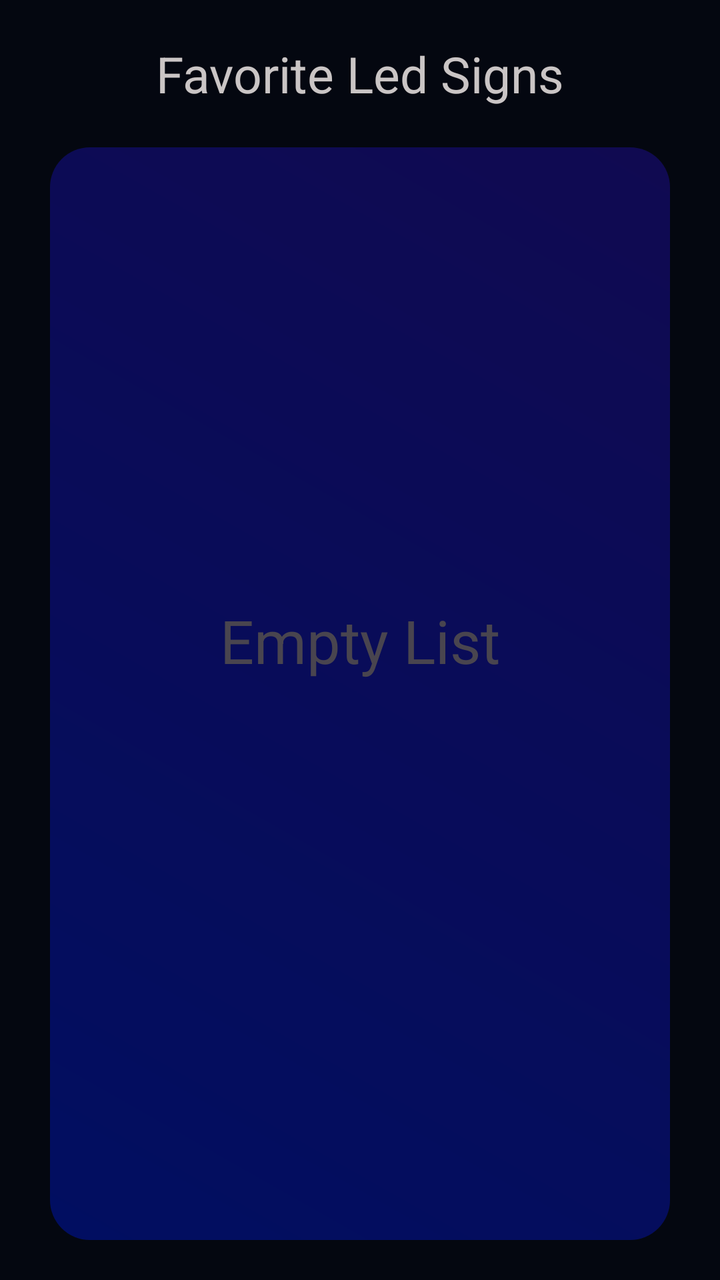
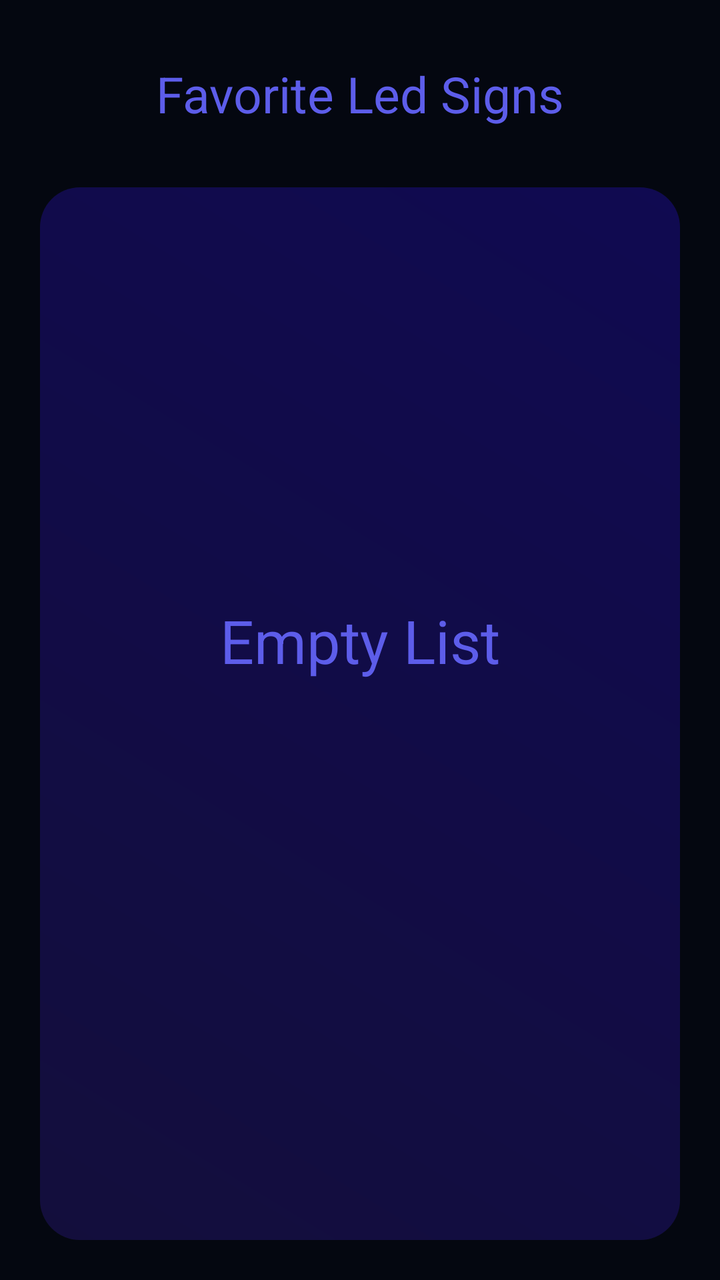

The first picture is an Android layout as it rendered before a commit; the second is the same layout after the commit. The layout source and the unified diff follow.
<!-- AndroidManifest.xml: application theme Theme.SocialLed -->
<!-- res/layout/fragment_my_signs.xml -->
<?xml version="1.0" encoding="utf-8"?>
<androidx.constraintlayout.widget.ConstraintLayout xmlns:android="http://schemas.android.com/apk/res/android"
    xmlns:tools="http://schemas.android.com/tools"
    android:layout_width="match_parent"
    android:layout_height="match_parent"
    xmlns:app="http://schemas.android.com/apk/res-auto"
    tools:context=".ui.mysigns.MySignsFragment"
    android:background="@color/primary">



    <TextView
        android:id="@+id/tvTitleFragmentMySign"
        android:layout_width="wrap_content"
        android:layout_height="wrap_content"
        android:text="@string/favorite_signs"
        android:textSize="25sp"
        android:textColor="@color/secondarySecond"
        app:layout_constraintTop_toTopOf="parent"
        app:layout_constraintEnd_toEndOf="parent"
        app:layout_constraintStart_toStartOf="parent"
        android:layout_margin="20dp"
        />


    <androidx.recyclerview.widget.RecyclerView
        android:id="@+id/rvMySigns"
        android:layout_width="0dp"
        android:layout_height="0dp"
        app:layout_constraintStart_toStartOf="parent"
        app:layout_constraintEnd_toEndOf="parent"
        app:layout_constraintTop_toBottomOf="@+id/tvTitleFragmentMySign"
        android:layout_marginHorizontal="25dp"
        app:layout_constraintBottom_toBottomOf="parent"
        android:layout_marginVertical="20dp"
        android:padding="20dp"
        android:background="@drawable/background_my_signs_gradient"

        />


    <TextView
        android:layout_width="wrap_content"
        android:layout_height="wrap_content"
        app:layout_constraintStart_toStartOf="parent"
        app:layout_constraintEnd_toEndOf="parent"
        app:layout_constraintTop_toTopOf="parent"
        app:layout_constraintBottom_toBottomOf="parent"
        android:text="@string/empty_list"
        android:textSize="30sp"


        />


    <ProgressBar
        android:id="@+id/pbMySigns"
        android:layout_width="wrap_content"
        android:layout_height="wrap_content"
        app:layout_constraintStart_toStartOf="parent"
        app:layout_constraintEnd_toEndOf="parent"
        app:layout_constraintTop_toTopOf="parent"
        app:layout_constraintBottom_toBottomOf="parent"
        android:visibility="gone"
        android:progressTint="@color/green"
        android:backgroundTint="@color/green"
        />


</androidx.constraintlayout.widget.ConstraintLayout>
<!-- resources referenced by this layout -->
<resources>
  <color name="green">#32C632</color>
  <color name="primary">#040710</color>
  
      //ACTIVITY FULL VIEW
  <color name="secondarySecond">#CAC5C5</color>
  <!-- drawable background_my_signs_gradient (drawable) -->
  <?xml version="1.0" encoding="utf-8"?>
  <shape xmlns:android="http://schemas.android.com/apk/res/android">
      <gradient
          android:startColor="#010E61"
          android:endColor="#100A51"
          android:type="linear"
          android:angle="45" />
      <corners android:radius="20dp"/>
  </shape>
  <string name="empty_list">Empty List</string>
  
      //DIALOG SAVE
  <string name="favorite_signs">Favorite Led Signs</string>
  <style name="Theme.SocialLed" parent="Base.Theme.SocialLed" />
  <style name="Base.Theme.SocialLed" parent="Theme.Material3.DayNight.NoActionBar">
  
          <item name="fontFamily">@font/dmsan</item>
          <item name="android:statusBarColor">@color/tertiary</item>
  
      </style>
  <color name="tertiary">#04042E</color>
</resources>

<!-- the commit's change to res/layout/fragment_my_signs.xml (unified diff, before → after) -->
@@ -15,11 +15,13 @@
         android:layout_height="wrap_content"
         android:text="@string/favorite_signs"
         android:textSize="25sp"
-        android:textColor="@color/secondarySecond"
+        android:textColor="@color/textBehind"
         app:layout_constraintTop_toTopOf="parent"
         app:layout_constraintEnd_toEndOf="parent"
         app:layout_constraintStart_toStartOf="parent"
-        android:layout_margin="20dp"
+        app:layout_constraintBottom_toTopOf="@id/rvMySigns"
+        android:layout_margin="30dp"
+
         />
 
 
@@ -30,16 +32,16 @@
         app:layout_constraintStart_toStartOf="parent"
         app:layout_constraintEnd_toEndOf="parent"
         app:layout_constraintTop_toBottomOf="@+id/tvTitleFragmentMySign"
-        android:layout_marginHorizontal="25dp"
         app:layout_constraintBottom_toBottomOf="parent"
-        android:layout_marginVertical="20dp"
-        android:padding="20dp"
+        android:layout_marginBottom="20dp"
+        android:layout_marginHorizontal="20dp"
         android:background="@drawable/background_my_signs_gradient"
 
         />
 
 
     <TextView
+        android:id="@+id/tvEmptyListMySign"
         android:layout_width="wrap_content"
         android:layout_height="wrap_content"
         app:layout_constraintStart_toStartOf="parent"
@@ -47,6 +49,7 @@
         app:layout_constraintTop_toTopOf="parent"
         app:layout_constraintBottom_toBottomOf="parent"
         android:text="@string/empty_list"
+        android:textColor="@color/textBehind"
         android:textSize="30sp"
 
 
@@ -59,11 +62,10 @@
         android:layout_height="wrap_content"
         app:layout_constraintStart_toStartOf="parent"
         app:layout_constraintEnd_toEndOf="parent"
-        app:layout_constraintTop_toTopOf="parent"
         app:layout_constraintBottom_toBottomOf="parent"
+        android:layout_marginBottom="50dp"
+        android:indeterminateTint="@color/tertiarySecond"
         android:visibility="gone"
-        android:progressTint="@color/green"
-        android:backgroundTint="@color/green"
         />
 
 
<!-- resource entries referenced after the edit -->
@@ -1,15 +1,15 @@
 <!-- resources referenced by this layout -->
 <resources>
-  <color name="green">#32C632</color>
   <color name="primary">#040710</color>
   
       //ACTIVITY FULL VIEW
-  <color name="secondarySecond">#CAC5C5</color>
+  <color name="tertiarySecond">#5057CD</color>
+  <color name="textBehind">#5D5DEA</color>
   <!-- drawable background_my_signs_gradient (drawable) -->
   <?xml version="1.0" encoding="utf-8"?>
   <shape xmlns:android="http://schemas.android.com/apk/res/android">
       <gradient
-          android:startColor="#010E61"
+          android:startColor="#130E3C"
           android:endColor="#100A51"
           android:type="linear"
           android:angle="45" />
